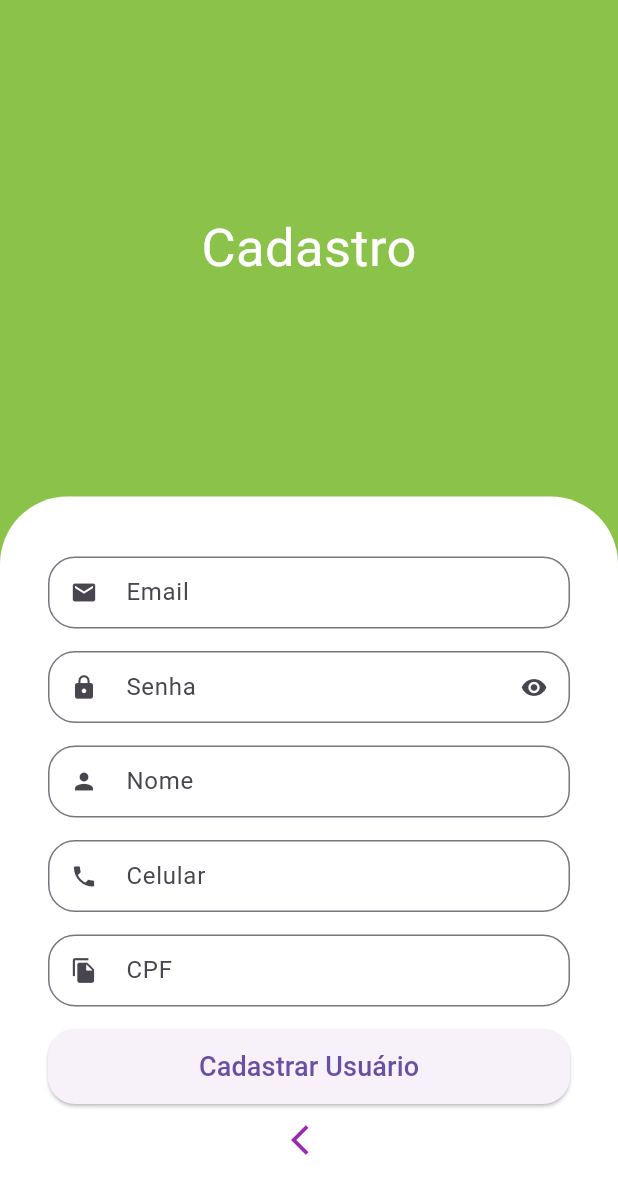
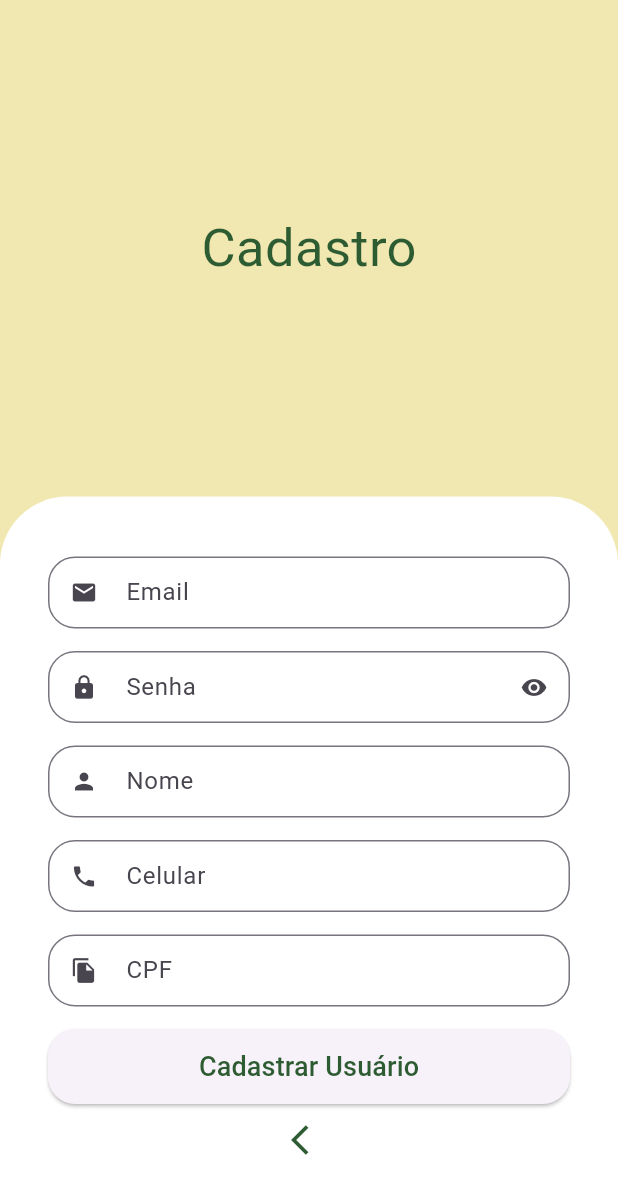
Before and after one commit to GabrielsFelix-utp/flutter_application_1, a Flutter app: the screen it shows after launch, after a tap on "Criar Conta", on a phone screen of 412 x 824 dp. Shown: the top 1194 px of the screen. Run offline on Flutter 3.47's test engine with Material 3 defaults, Android fonts, the phone set to English and light mode, and no system bars; our stand-ins replace animated_text_kit, mask_text_input_formatter, qr_flutter.

Commit message:
- Esqueci minha senha/cores cadastro

```diff
--- a/lib/src/auth/Pages/sign_in_screen.dart
+++ b/lib/src/auth/Pages/sign_in_screen.dart
@@ -141,7 +141,7 @@ class SignInScreen extends StatelessWidget {
                           child: TextButton(
                             onPressed: () {},
                             child: const Text(
-                              'Esqueceu a senha?',
+                              '',
                               style: TextStyle(
                                 color: Color.fromARGB(255, 233, 30, 30),
                               ),
--- a/lib/src/auth/Pages/sign_up_screen.dart
+++ b/lib/src/auth/Pages/sign_up_screen.dart
@@ -21,7 +21,7 @@ class SignUpScreen extends StatelessWidget {
     final Size = MediaQuery.of(context).size;
 
     return Scaffold(
-      backgroundColor: CustomColors.customSwatchColor,
+      backgroundColor: const Color.fromARGB(255, 241, 231, 177),
       body: SingleChildScrollView(
         child: SizedBox(
           height: Size.height,
@@ -37,7 +37,7 @@ class SignUpScreen extends StatelessWidget {
                           child: Text(
                             'Cadastro',
                             style: TextStyle(
-                              color: Colors.white,
+                              color: Color.fromARGB(255, 46, 92, 50),
                               fontSize: 35,
                             ),
                           ),
@@ -94,6 +94,7 @@ class SignUpScreen extends StatelessWidget {
                                 child: const Text(
                                   'Cadastrar Usuário',
                                   style: TextStyle(
+                                    color: Color.fromARGB(255, 46, 92, 50),
                                     fontSize: 18,
                                   ),
                                 ),
@@ -109,7 +110,7 @@ class SignUpScreen extends StatelessWidget {
                                   },
                                   icon: const Icon(
                                     Icons.arrow_back_ios,
-                                    color: Colors.purple,
+                                    color: Color.fromARGB(255, 46, 92, 50),
                                   ),
                                 ),
                               ),
```
